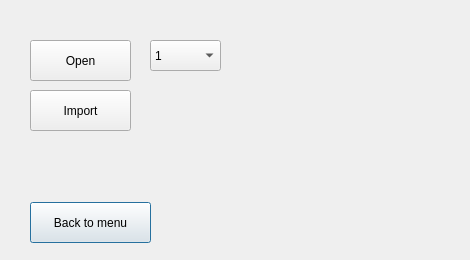
SergejDev/AwesomeShips, file AS_formsLast/baza.ui: the form before one commit.
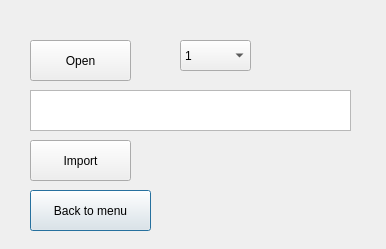
The form after the commit.

The edit to the form file:
```diff
--- a/AS_formsLast/baza.ui
+++ b/AS_formsLast/baza.ui
@@ -6,8 +6,8 @@
    <rect>
     <x>0</x>
     <y>0</y>
-    <width>470</width>
-    <height>260</height>
+    <width>386</width>
+    <height>249</height>
    </rect>
   </property>
   <property name="windowTitle">
@@ -17,7 +17,7 @@
    <property name="geometry">
     <rect>
      <x>30</x>
-     <y>202</y>
+     <y>190</y>
      <width>121</width>
      <height>41</height>
     </rect>
@@ -42,7 +42,7 @@
   <widget class="QComboBox" name="comboBox">
    <property name="geometry">
     <rect>
-     <x>150</x>
+     <x>180</x>
      <y>40</y>
      <width>71</width>
      <height>31</height>
@@ -68,7 +68,7 @@
    <property name="geometry">
     <rect>
      <x>30</x>
-     <y>90</y>
+     <y>140</y>
      <width>101</width>
      <height>41</height>
     </rect>
@@ -77,6 +77,16 @@
     <string>Import</string>
    </property>
   </widget>
+  <widget class="QTextEdit" name="textEdit">
+   <property name="geometry">
+    <rect>
+     <x>30</x>
+     <y>90</y>
+     <width>321</width>
+     <height>41</height>
+    </rect>
+   </property>
+  </widget>
  </widget>
  <resources/>
  <connections/>
```
